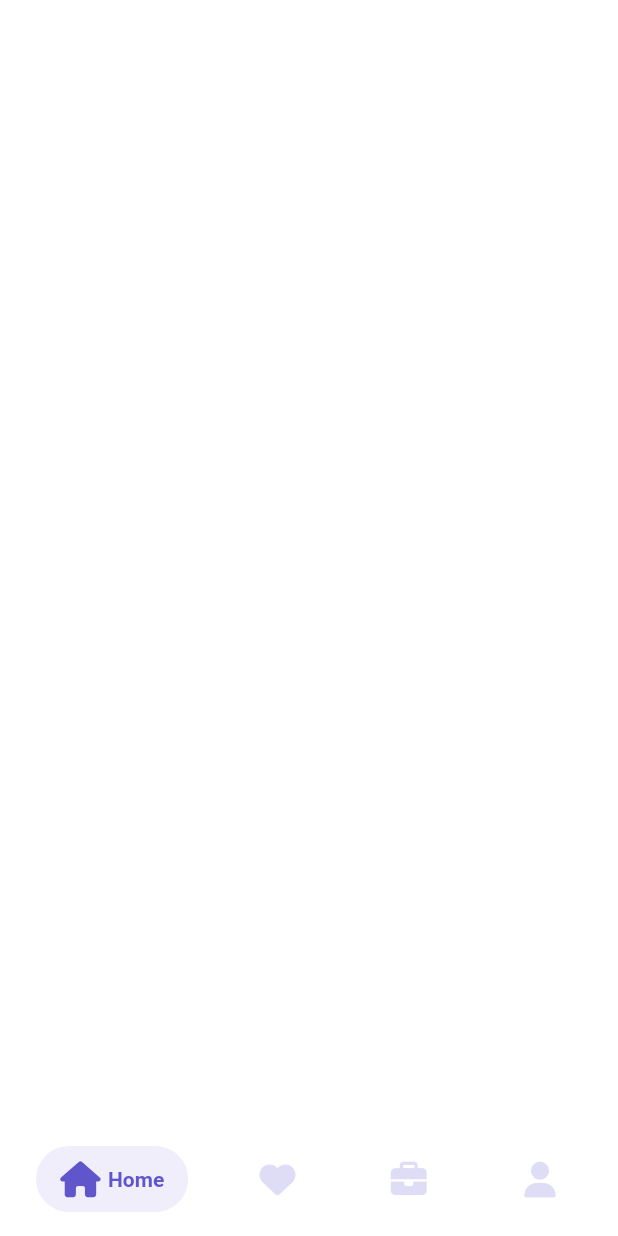
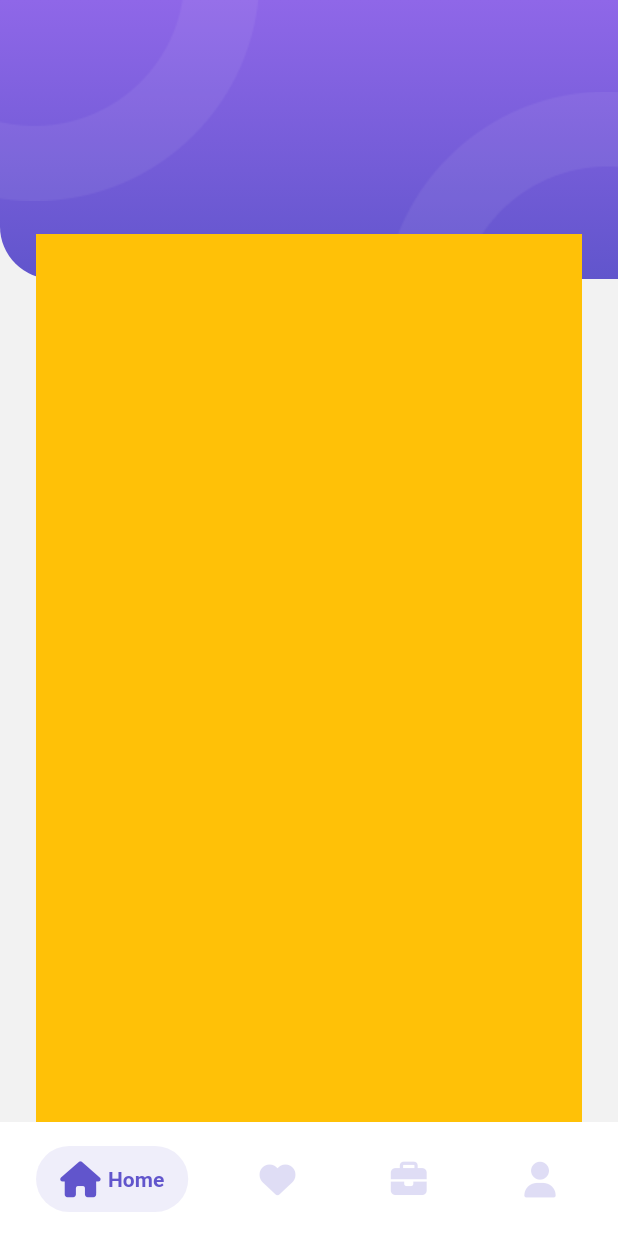
Before and after one commit to bhtri/flutter-travel-app, a Flutter app: the MainApp screen opened by its route, on a phone screen of 412 x 824 dp. Run offline on Flutter 3.47's test engine with Material 2 defaults, Android fonts, the phone set to English and light mode, and no system bars; drawn by our look-alikes of salomon_bottom_bar; our stand-ins replace font_awesome_flutter, hive, smooth_page_indicator; accounts and stored records are empty.

Commit message:
✅ #9 Create Custom AppBar - Part 1

```diff
--- a/lib/representation/screen/home_screen.dart
+++ b/lib/representation/screen/home_screen.dart
@@ -1,4 +1,5 @@
 import 'package:flutter/material.dart';
+import 'package:travel_app/representation/widget/app_bar_container.dart';
 
 class HoneScreen extends StatefulWidget {
   const HoneScreen({super.key});
@@ -10,6 +11,10 @@ class HoneScreen extends StatefulWidget {
 class _HoneScreenState extends State<HoneScreen> {
   @override
   Widget build(BuildContext context) {
-    return Container();
+    return AppBarContainer(
+      child: Container(
+        color: Colors.amber,
+      ),
+    );
   }
 }
--- /dev/null
+++ b/lib/representation/widget/app_bar_container.dart
@@ -0,0 +1,62 @@
+import 'package:flutter/material.dart';
+import 'package:travel_app/core/constants/color_palette.dart';
+import 'package:travel_app/core/constants/dimension_constants.dart';
+import 'package:travel_app/core/helpers/asset_helper.dart';
+import 'package:travel_app/core/helpers/image_helper.dart';
+
+class AppBarContainer extends StatelessWidget {
+  const AppBarContainer({super.key, this.child});
+
+  final Widget? child;
+
+  @override
+  Widget build(BuildContext context) {
+    return Scaffold(
+      body: Stack(
+        children: [
+          SizedBox(
+            height: 186,
+            child: AppBar(
+              centerTitle: true,
+              automaticallyImplyLeading: false,
+              elevation: 0,
+              toolbarHeight: 90,
+              backgroundColor: ColorPalette.backgroundScaffoldColor,
+              flexibleSpace: Stack(
+                children: [
+                  Container(
+                    decoration: const BoxDecoration(
+                      gradient: Gradients.defaultGradientBackground,
+                      borderRadius: BorderRadius.only(
+                        bottomLeft: Radius.circular(35),
+                      ),
+                    ),
+                  ),
+                  Positioned(
+                    top: 0,
+                    left: 0,
+                    child: ImageHelper.loadFromAsset(
+                      AssetHelper.icoOvalTop,
+                    ),
+                  ),
+                  Positioned(
+                    bottom: 0,
+                    right: 0,
+                    child: ImageHelper.loadFromAsset(
+                      AssetHelper.icoOvalBottom,
+                    ),
+                  ),
+                ],
+              ),
+            ),
+          ),
+          Container(
+            margin: const EdgeInsets.only(top: 156),
+            padding: const EdgeInsets.symmetric(horizontal: kMediumPadding),
+            child: child,
+          ),
+        ],
+      ),
+    );
+  }
+}
```
